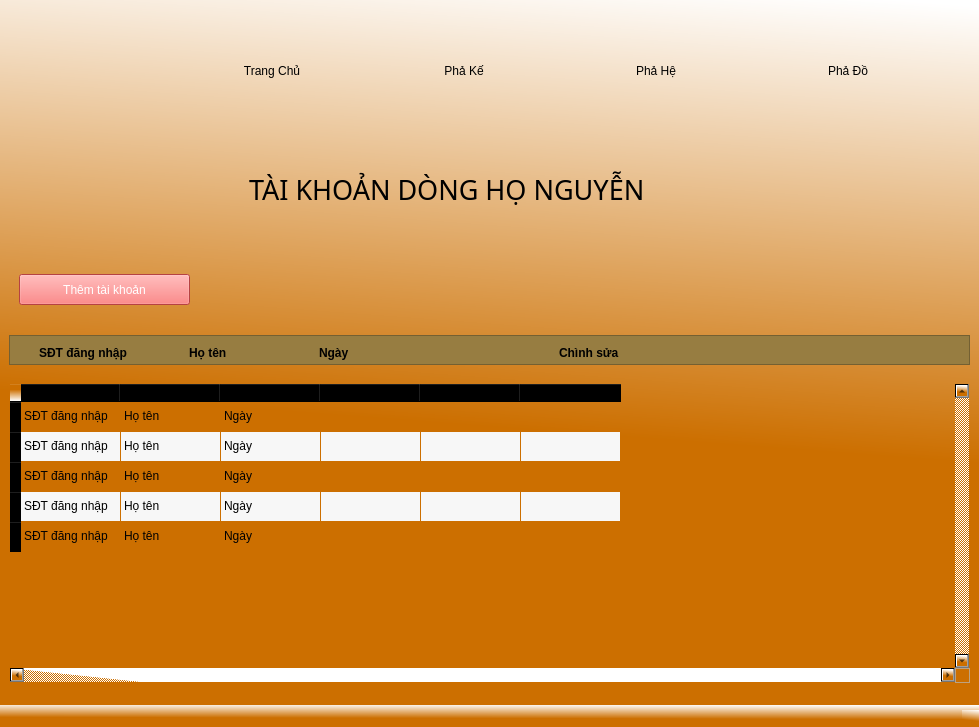
First picture: the form in tai_khoan_dong_ho.ui, repository haintvietnam/project, before the edit.
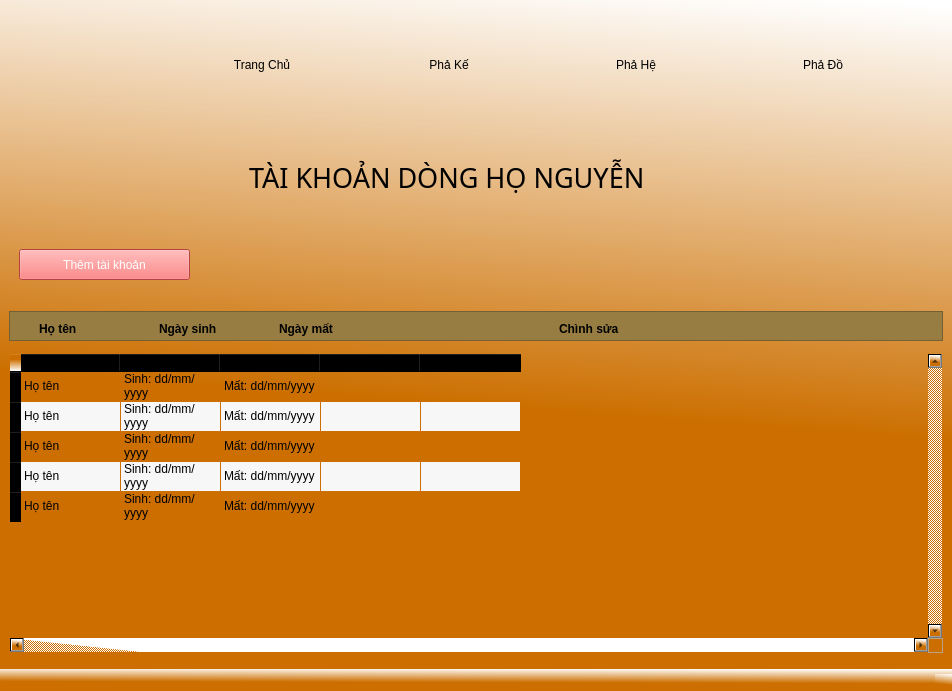
Second picture: the form after the edit. Icons and pictures are not drawn.

What changed in the file:
```diff
--- a/tai_khoan_dong_ho.ui
+++ b/tai_khoan_dong_ho.ui
@@ -6,8 +6,8 @@
    <rect>
     <x>0</x>
     <y>0</y>
-    <width>979</width>
-    <height>727</height>
+    <width>952</width>
+    <height>691</height>
    </rect>
   </property>
   <property name="windowTitle">
@@ -386,7 +386,7 @@
        <property name="geometry">
         <rect>
          <x>10</x>
-         <y>17</y>
+         <y>10</y>
          <width>171</width>
          <height>31</height>
         </rect>
@@ -424,29 +424,10 @@
       <property name="frameShadow">
        <enum>QFrame::Raised</enum>
       </property>
-      <widget class="QLabel" name="label_4">
-       <property name="geometry">
-        <rect>
-         <x>30</x>
-         <y>10</y>
-         <width>111</width>
-         <height>16</height>
-        </rect>
-       </property>
-       <property name="font">
-        <font>
-         <weight>75</weight>
-         <bold>true</bold>
-        </font>
-       </property>
-       <property name="text">
-        <string>SĐT đăng nhập</string>
-       </property>
-      </widget>
       <widget class="QLabel" name="label_5">
        <property name="geometry">
         <rect>
-         <x>180</x>
+         <x>30</x>
          <y>10</y>
          <width>55</width>
          <height>16</height>
@@ -465,9 +446,9 @@
       <widget class="QLabel" name="label_6">
        <property name="geometry">
         <rect>
-         <x>310</x>
+         <x>150</x>
          <y>10</y>
-         <width>55</width>
+         <width>71</width>
          <height>16</height>
         </rect>
        </property>
@@ -478,7 +459,7 @@
         </font>
        </property>
        <property name="text">
-        <string>Ngày</string>
+        <string>Ngày sinh</string>
        </property>
       </widget>
       <widget class="QLabel" name="label_7">
@@ -500,6 +481,25 @@
         <string>Chình sửa</string>
        </property>
       </widget>
+      <widget class="QLabel" name="label_12">
+       <property name="geometry">
+        <rect>
+         <x>270</x>
+         <y>10</y>
+         <width>101</width>
+         <height>16</height>
+        </rect>
+       </property>
+       <property name="font">
+        <font>
+         <weight>75</weight>
+         <bold>true</bold>
+        </font>
+       </property>
+       <property name="text">
+        <string>Ngày mất</string>
+       </property>
+      </widget>
      </widget>
     </item>
     <item>
@@ -541,7 +541,7 @@
        <number>5</number>
       </property>
       <property name="columnCount">
-       <number>6</number>
+       <number>5</number>
       </property>
       <attribute name="horizontalHeaderStretchLastSection">
        <bool>false</bool>
@@ -559,20 +559,19 @@
       <column/>
       <column/>
       <column/>
-      <column/>
       <item row="0" column="0">
        <property name="text">
-        <string>SĐT đăng nhập</string>
+        <string>Họ tên</string>
        </property>
       </item>
       <item row="0" column="1">
        <property name="text">
-        <string>Họ tên</string>
+        <string>Sinh: dd/mm/yyyy </string>
        </property>
       </item>
       <item row="0" column="2">
        <property name="text">
-        <string>Ngày</string>
+        <string>Mất: dd/mm/yyyy</string>
        </property>
       </item>
       <item row="0" column="3">
@@ -590,31 +589,22 @@
        </property>
        <property name="icon">
         <iconset>
-         <normaloff>imgs/Screenshot 2024-09-28 193953.png</normaloff>imgs/Screenshot 2024-09-28 193953.png</iconset>
-       </property>
-      </item>
-      <item row="0" column="5">
-       <property name="text">
-        <string/>
-       </property>
-       <property name="icon">
-        <iconset>
          <normaloff>imgs/icon_del.png</normaloff>imgs/icon_del.png</iconset>
        </property>
       </item>
       <item row="1" column="0">
        <property name="text">
-        <string>SĐT đăng nhập</string>
+        <string>Họ tên</string>
        </property>
       </item>
       <item row="1" column="1">
        <property name="text">
-        <string>Họ tên</string>
+        <string>Sinh: dd/mm/yyyy </string>
        </property>
       </item>
       <item row="1" column="2">
        <property name="text">
-        <string>Ngày</string>
+        <string>Mất: dd/mm/yyyy</string>
        </property>
       </item>
       <item row="1" column="3">
@@ -632,31 +622,22 @@
        </property>
        <property name="icon">
         <iconset>
-         <normaloff>imgs/Screenshot 2024-09-28 193953.png</normaloff>imgs/Screenshot 2024-09-28 193953.png</iconset>
-       </property>
-      </item>
-      <item row="1" column="5">
-       <property name="text">
-        <string/>
-       </property>
-       <property name="icon">
-        <iconset>
          <normaloff>imgs/icon_del.png</normaloff>imgs/icon_del.png</iconset>
        </property>
       </item>
       <item row="2" column="0">
        <property name="text">
-        <string>SĐT đăng nhập</string>
+        <string>Họ tên</string>
        </property>
       </item>
       <item row="2" column="1">
        <property name="text">
-        <string>Họ tên</string>
+        <string>Sinh: dd/mm/yyyy </string>
        </property>
       </item>
       <item row="2" column="2">
        <property name="text">
-        <string>Ngày</string>
+        <string>Mất: dd/mm/yyyy</string>
        </property>
       </item>
       <item row="2" column="3">
@@ -674,31 +655,22 @@
        </property>
        <property name="icon">
         <iconset>
-         <normaloff>imgs/Screenshot 2024-09-28 193953.png</normaloff>imgs/Screenshot 2024-09-28 193953.png</iconset>
-       </property>
-      </item>
-      <item row="2" column="5">
-       <property name="text">
-        <string/>
-       </property>
-       <property name="icon">
-        <iconset>
          <normaloff>imgs/icon_del.png</normaloff>imgs/icon_del.png</iconset>
        </property>
       </item>
       <item row="3" column="0">
        <property name="text">
-        <string>SĐT đăng nhập</string>
+        <string>Họ tên</string>
        </property>
       </item>
       <item row="3" column="1">
        <property name="text">
-        <string>Họ tên</string>
+        <string>Sinh: dd/mm/yyyy </string>
        </property>
       </item>
       <item row="3" column="2">
        <property name="text">
-        <string>Ngày</string>
+        <string>Mất: dd/mm/yyyy</string>
        </property>
       </item>
       <item row="3" column="3">
@@ -716,31 +688,22 @@
        </property>
        <property name="icon">
         <iconset>
-         <normaloff>imgs/Screenshot 2024-09-28 193953.png</normaloff>imgs/Screenshot 2024-09-28 193953.png</iconset>
-       </property>
-      </item>
-      <item row="3" column="5">
-       <property name="text">
-        <string/>
-       </property>
-       <property name="icon">
-        <iconset>
          <normaloff>imgs/icon_del.png</normaloff>imgs/icon_del.png</iconset>
        </property>
       </item>
       <item row="4" column="0">
        <property name="text">
-        <string>SĐT đăng nhập</string>
+        <string>Họ tên</string>
        </property>
       </item>
       <item row="4" column="1">
        <property name="text">
-        <string>Họ tên</string>
+        <string>Sinh: dd/mm/yyyy </string>
        </property>
       </item>
       <item row="4" column="2">
        <property name="text">
-        <string>Ngày</string>
+        <string>Mất: dd/mm/yyyy</string>
        </property>
       </item>
       <item row="4" column="3">
@@ -758,15 +721,6 @@
        </property>
        <property name="icon">
         <iconset>
-         <normaloff>imgs/Screenshot 2024-09-28 193953.png</normaloff>imgs/Screenshot 2024-09-28 193953.png</iconset>
-       </property>
-      </item>
-      <item row="4" column="5">
-       <property name="text">
-        <string/>
-       </property>
-       <property name="icon">
-        <iconset>
          <normaloff>imgs/icon_del.png</normaloff>imgs/icon_del.png</iconset>
        </property>
       </item>
```
Left out of the diff: 2 changed lines with no effect on the pictures.
